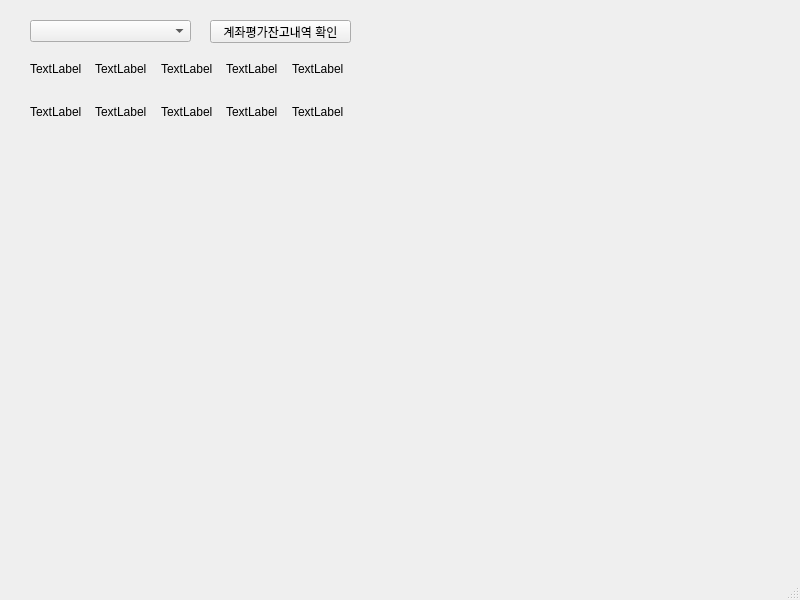
Before: the Qt Designer form MainWindows.ui in kisbi3/Stock_Kiwoom, drawn with Qt 5.
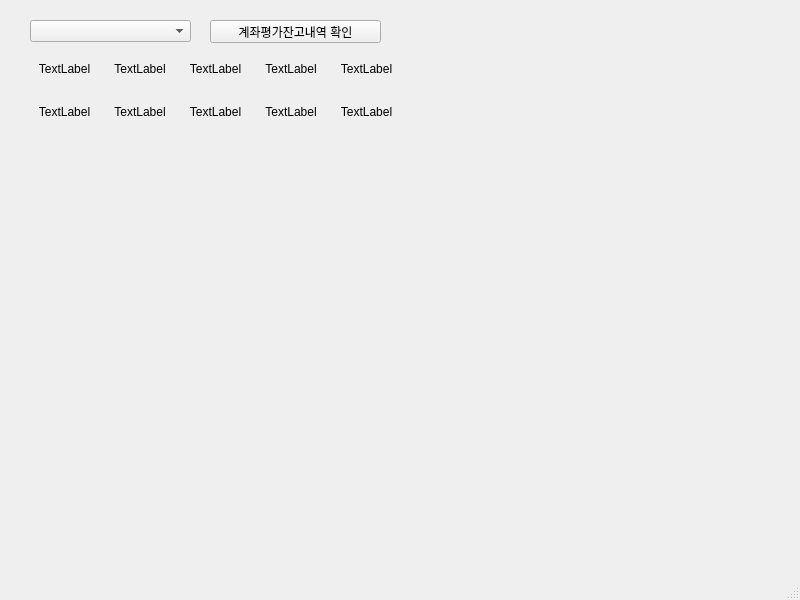
After: the same form once the commit is applied.

```diff
--- a/MainWindows.ui
+++ b/MainWindows.ui
@@ -29,7 +29,7 @@
      <rect>
       <x>210</x>
       <y>20</y>
-      <width>141</width>
+      <width>171</width>
       <height>23</height>
      </rect>
     </property>
@@ -42,23 +42,19 @@
      <rect>
       <x>30</x>
       <y>50</y>
-      <width>321</width>
+      <width>371</width>
       <height>80</height>
      </rect>
     </property>
     <layout class="QGridLayout" name="gridLayout">
-     <item row="1" column="0">
-      <widget class="QLabel" name="label">
-       <property name="text">
-        <string>TextLabel</string>
-       </property>
-      </widget>
-     </item>
      <item row="2" column="1">
       <widget class="QLabel" name="label_4">
        <property name="text">
         <string>TextLabel</string>
        </property>
+       <property name="alignment">
+        <set>Qt::AlignCenter</set>
+       </property>
       </widget>
      </item>
      <item row="1" column="1">
@@ -66,6 +62,9 @@
        <property name="text">
         <string>TextLabel</string>
        </property>
+       <property name="alignment">
+        <set>Qt::AlignCenter</set>
+       </property>
       </widget>
      </item>
      <item row="1" column="3">
@@ -73,6 +72,9 @@
        <property name="text">
         <string>TextLabel</string>
        </property>
+       <property name="alignment">
+        <set>Qt::AlignCenter</set>
+       </property>
       </widget>
      </item>
      <item row="2" column="0">
@@ -80,6 +82,9 @@
        <property name="text">
         <string>TextLabel</string>
        </property>
+       <property name="alignment">
+        <set>Qt::AlignCenter</set>
+       </property>
       </widget>
      </item>
      <item row="2" column="2">
@@ -87,6 +92,9 @@
        <property name="text">
         <string>TextLabel</string>
        </property>
+       <property name="alignment">
+        <set>Qt::AlignCenter</set>
+       </property>
       </widget>
      </item>
      <item row="1" column="2">
@@ -94,12 +102,8 @@
        <property name="text">
         <string>TextLabel</string>
        </property>
-      </widget>
-     </item>
-     <item row="2" column="3">
-      <widget class="QLabel" name="label_8">
-       <property name="text">
-        <string>TextLabel</string>
+       <property name="alignment">
+        <set>Qt::AlignCenter</set>
        </property>
       </widget>
      </item>
@@ -108,12 +112,38 @@
        <property name="text">
         <string>TextLabel</string>
        </property>
+       <property name="alignment">
+        <set>Qt::AlignCenter</set>
+       </property>
       </widget>
      </item>
      <item row="2" column="4">
       <widget class="QLabel" name="label_10">
        <property name="text">
         <string>TextLabel</string>
+       </property>
+       <property name="alignment">
+        <set>Qt::AlignCenter</set>
+       </property>
+      </widget>
+     </item>
+     <item row="2" column="3">
+      <widget class="QLabel" name="label_8">
+       <property name="text">
+        <string>TextLabel</string>
+       </property>
+       <property name="alignment">
+        <set>Qt::AlignCenter</set>
+       </property>
+      </widget>
+     </item>
+     <item row="1" column="0">
+      <widget class="QLabel" name="label_1">
+       <property name="text">
+        <string>TextLabel</string>
+       </property>
+       <property name="alignment">
+        <set>Qt::AlignCenter</set>
        </property>
       </widget>
      </item>
```
